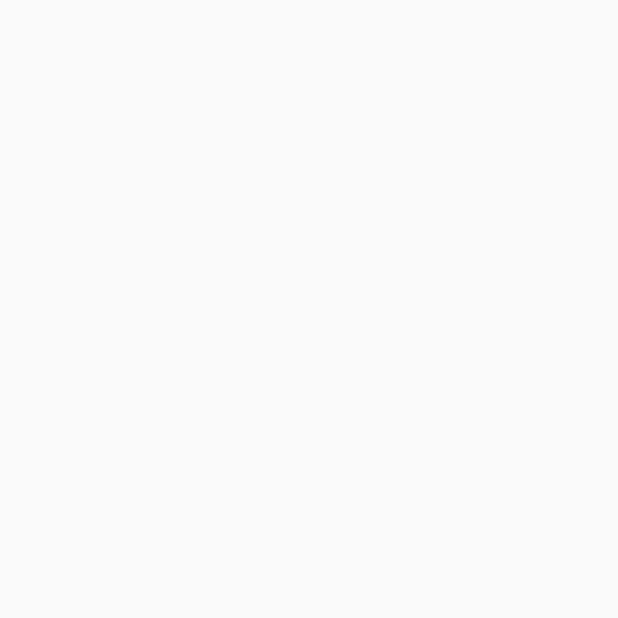
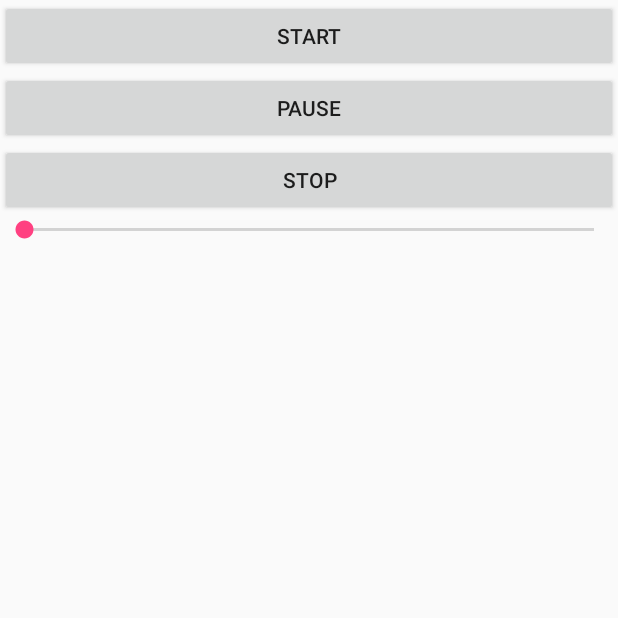
Before and after one commit to j704794464/HappyListen, an Android app: the Player screen opened directly, with no data from a screen before it, on a phone screen of 412 x 824 dp, the top half of it. Before the commit the part shown is empty. Run offline under Robolectric (Android 15) with nearby library versions, the phone set to English and light mode, and no system bars.

Commit message:
9.20 update

```diff
--- a/app/src/main/java/com/example/doublefengshan/happylisten/Player.java
+++ b/app/src/main/java/com/example/doublefengshan/happylisten/Player.java
@@ -2,15 +2,33 @@ package com.example.doublefengshan.happylisten;
 
 import android.support.v7.app.AppCompatActivity;
 import android.os.Bundle;
+import android.widget.Button;
+import android.widget.SeekBar;
+import android.widget.TextView;
 
 import com.example.doublefengshan.happylisten.R;
 
+import org.w3c.dom.Text;
+
 public class Player extends BaseActivity {
-
+ //////////////////////////初始化各个控件///////////////
+    TextView player_time;
+    Button player_start;
+    Button pause;
+    Button stop;
+    SeekBar player_seekbar;
+    ////////////////////////////
     @Override
     protected void onCreate(Bundle savedInstanceState) {
         super.onCreate(savedInstanceState);
         setContentView(R.layout.activity_player);
-
+        initView();//初始化各个控件
+    }
+    public void initView(){
+        player_seekbar=(SeekBar)findViewById(R.id.player_seekbar);
+        player_time=(TextView)findViewById(R.id.player_time);
+        player_start=(Button)findViewById(R.id.player_start);
+        pause=(Button)findViewById(R.id.pause);
+        stop=(Button)findViewById(R.id.stop);
     }
 }
--- a/app/src/main/res/layout/activity_player.xml
+++ b/app/src/main/res/layout/activity_player.xml
@@ -1,9 +1,44 @@
 <?xml version="1.0" encoding="utf-8"?>
-<android.support.constraint.ConstraintLayout xmlns:android="http://schemas.android.com/apk/res/android"
+<FrameLayout
+    xmlns:android="http://schemas.android.com/apk/res/android"
     xmlns:app="http://schemas.android.com/apk/res-auto"
     xmlns:tools="http://schemas.android.com/tools"
     android:layout_width="match_parent"
     android:layout_height="match_parent"
     tools:context="com.example.doublefengshan.happylisten.Player">
 
-</android.support.constraint.ConstraintLayout>
+    <LinearLayout
+        android:layout_width="match_parent"
+        android:layout_height="match_parent"
+        android:orientation="vertical">
+
+        <Button
+            android:id="@+id/player_start"
+            android:layout_width="match_parent"
+            android:layout_height="wrap_content"
+            android:text="start" />
+
+        <Button
+            android:id="@+id/pause"
+            android:layout_width="match_parent"
+            android:layout_height="wrap_content"
+            android:text="pause" />
+
+        <Button
+            android:id="@+id/stop"
+            android:layout_width="match_parent"
+            android:layout_height="wrap_content"
+            android:text="stop" />
+
+        <SeekBar
+            android:id="@+id/player_seekbar"
+            android:layout_width="match_parent"
+            android:layout_height="wrap_content" />
+
+        <TextView
+            android:id="@+id/player_time"
+            android:layout_width="wrap_content"
+            android:layout_height="wrap_content" />
+    </LinearLayout>
+
+</FrameLayout>
```
